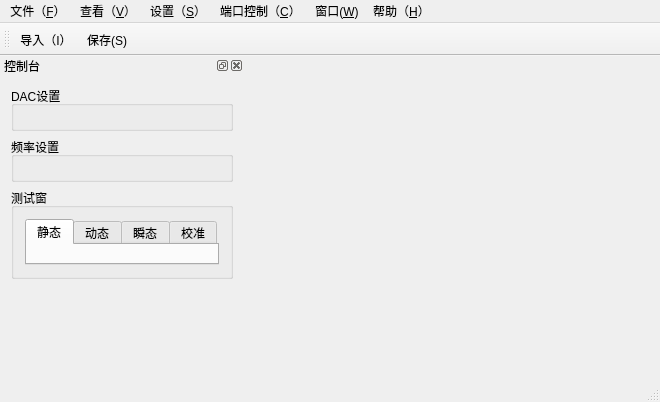
Old version of the form trunk/soft/zebra-tester/mainwindow.ui in the repository Quenii/ADCEVM-minor.
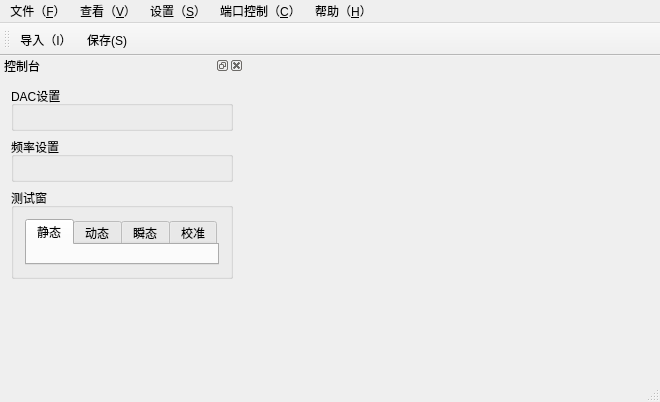
New version of the form. Icons and pictures are not drawn. Custom widgets are drawn as their Qt base class.

```diff
--- a/trunk/soft/zebra-tester/mainwindow.ui
+++ b/trunk/soft/zebra-tester/mainwindow.ui
@@ -31,7 +31,7 @@
     <addaction name="actionFileSave"/>
     <addaction name="actionE_xit"/>
    </widget>
-   <widget class="QMenu" name="menu_View">
+   <widget class="QMenu" name="menuView">
     <property name="title">
      <string>查看（&amp;V）</string>
     </property>
@@ -59,16 +59,10 @@
     <addaction name="action_Help_Topics"/>
     <addaction name="actionAboutCETC58DACAnalyzer"/>
    </widget>
-   <widget class="QMenu" name="menuWindow">
-    <property name="title">
-     <string>窗口(&amp;W)</string>
-    </property>
-   </widget>
    <addaction name="menu"/>
-   <addaction name="menu_View"/>
+   <addaction name="menuView"/>
    <addaction name="menu_Settings"/>
    <addaction name="menuInterface_Control"/>
-   <addaction name="menuWindow"/>
    <addaction name="menu_Help"/>
   </widget>
   <widget class="QStatusBar" name="statusBar"/>
```
